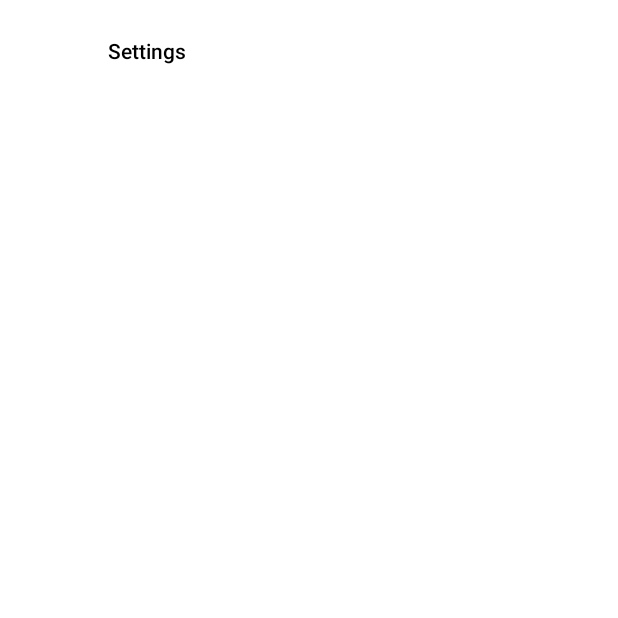
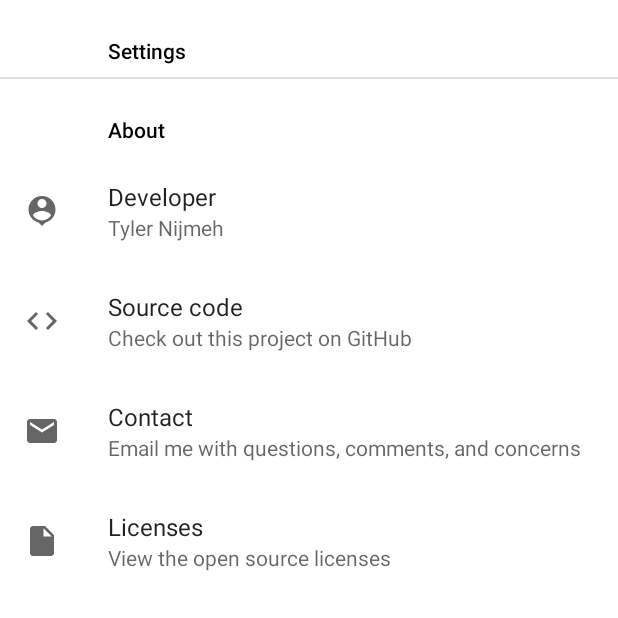
Before and after one commit to tytydraco/Purr, an Android app: the SettingsPreferenceFragment screen opened directly, with no data from a screen before it, on a phone screen of 412 x 824 dp, the top half of it. Before the commit the part shown is almost empty. Run offline under Robolectric (Android 15) with nearby library versions, the phone set to English and light mode, and no system bars; our stand-ins replace androidx.preference.

Commit message:
Add settings functionality
Signed-off-by: tytydraco <tylernij@gmail.com>

```diff
--- a/app/src/main/java/com/draco/sated/fragments/SettingsPreferenceFragment.kt
+++ b/app/src/main/java/com/draco/sated/fragments/SettingsPreferenceFragment.kt
@@ -1,11 +1,40 @@
 package com.draco.sated.fragments
 
+import android.content.Intent
+import android.net.Uri
 import android.os.Bundle
+import androidx.preference.Preference
 import androidx.preference.PreferenceFragmentCompat
 import com.draco.sated.R
+import com.google.android.gms.oss.licenses.OssLicensesMenuActivity
+import com.google.android.material.snackbar.Snackbar
 
 class SettingsPreferenceFragment : PreferenceFragmentCompat() {
     override fun onCreatePreferences(savedInstanceState: Bundle?, rootKey: String?) {
         setPreferencesFromResource(R.xml.settings, rootKey)
     }
+
+    override fun onPreferenceTreeClick(preference: Preference): Boolean {
+        when (preference.key) {
+            getString(R.string.pref_developer_key) -> openURL(getString(R.string.developer_url))
+            getString(R.string.pref_source_key) -> openURL(getString(R.string.source_url))
+            getString(R.string.pref_contact_key) -> openURL(getString(R.string.contact_url))
+            getString(R.string.pref_licenses_key) -> {
+                val intent = Intent(requireContext(), OssLicensesMenuActivity::class.java)
+                startActivity(intent)
+            }
+            else -> return super.onPreferenceTreeClick(preference)
+        }
+        return true
+    }
+
+    private fun openURL(url: String) {
+        val intent = Intent(Intent.ACTION_VIEW, Uri.parse(url))
+        try {
+            startActivity(intent)
+        } catch (e: Exception) {
+            e.printStackTrace()
+            Snackbar.make(requireView(), getString(R.string.snackbar_intent_failed), Snackbar.LENGTH_SHORT).show()
+        }
+    }
 }
--- /dev/null
+++ b/app/src/main/res/drawable/ic_baseline_code_24.xml
@@ -0,0 +1,10 @@
+<vector xmlns:android="http://schemas.android.com/apk/res/android"
+    android:width="24dp"
+    android:height="24dp"
+    android:viewportWidth="24"
+    android:viewportHeight="24"
+    android:tint="?attr/colorControlNormal">
+  <path
+      android:fillColor="@android:color/white"
+      android:pathData="M9.4,16.6L4.8,12l4.6,-4.6L8,6l-6,6 6,6 1.4,-1.4zM14.6,16.6l4.6,-4.6 -4.6,-4.6L16,6l6,6 -6,6 -1.4,-1.4z"/>
+</vector>
--- /dev/null
+++ b/app/src/main/res/drawable/ic_baseline_email_24.xml
@@ -0,0 +1,10 @@
+<vector xmlns:android="http://schemas.android.com/apk/res/android"
+    android:width="24dp"
+    android:height="24dp"
+    android:viewportWidth="24"
+    android:viewportHeight="24"
+    android:tint="?attr/colorControlNormal">
+  <path
+      android:fillColor="@android:color/white"
+      android:pathData="M20,4L4,4c-1.1,0 -1.99,0.9 -1.99,2L2,18c0,1.1 0.9,2 2,2h16c1.1,0 2,-0.9 2,-2L22,6c0,-1.1 -0.9,-2 -2,-2zM20,8l-8,5 -8,-5L4,6l8,5 8,-5v2z"/>
+</vector>
--- /dev/null
+++ b/app/src/main/res/drawable/ic_baseline_insert_drive_file_24.xml
@@ -0,0 +1,10 @@
+<vector xmlns:android="http://schemas.android.com/apk/res/android"
+    android:width="24dp"
+    android:height="24dp"
+    android:viewportWidth="24"
+    android:viewportHeight="24"
+    android:tint="?attr/colorControlNormal">
+  <path
+      android:fillColor="@android:color/white"
+      android:pathData="M6,2c-1.1,0 -1.99,0.9 -1.99,2L4,20c0,1.1 0.89,2 1.99,2L18,22c1.1,0 2,-0.9 2,-2L20,8l-6,-6L6,2zM13,9L13,3.5L18.5,9L13,9z"/>
+</vector>
--- /dev/null
+++ b/app/src/main/res/drawable/ic_baseline_person_pin_24.xml
@@ -0,0 +1,10 @@
+<vector xmlns:android="http://schemas.android.com/apk/res/android"
+    android:width="24dp"
+    android:height="24dp"
+    android:viewportWidth="24"
+    android:viewportHeight="24"
+    android:tint="?attr/colorControlNormal">
+  <path
+      android:fillColor="@android:color/white"
+      android:pathData="M12,2c-4.97,0 -9,4.03 -9,9 0,4.17 2.84,7.67 6.69,8.69L12,22l2.31,-2.31C18.16,18.67 21,15.17 21,11c0,-4.97 -4.03,-9 -9,-9zM12,4c1.66,0 3,1.34 3,3s-1.34,3 -3,3 -3,-1.34 -3,-3 1.34,-3 3,-3zM12,18.3c-2.5,0 -4.71,-1.28 -6,-3.22 0.03,-1.99 4,-3.08 6,-3.08 1.99,0 5.97,1.09 6,3.08 -1.29,1.94 -3.5,3.22 -6,3.22z"/>
+</vector>
--- a/app/src/main/res/values/strings.xml
+++ b/app/src/main/res/values/strings.xml
@@ -12,9 +12,33 @@
     <string name="verify_message">Let\'s see if this resolution is compatible with your display. Tick all of the boxes in the corners of the screen to continue.</string>
 
     <string name="settings">Settings</string>
+    <string name="about">About</string>
+
     <string name="copied">Copied to clipboard</string>
     <string name="please_wait">Waiting for permission</string>
     <string name="check_all_boxes">Check all boxes to proceed</string>
 
     <string name="sample_image">Sample image</string>
+
+    <string name="snackbar_intent_failed">Could not handle this action</string>
+
+    <string name="developer_url">https://www.github.com/tytydraco</string>
+    <string name="source_url">https://www.github.com/tytydraco/SATED</string>
+    <string name="contact_url">mailto:tylernij@gmail.com</string>
+
+    <string name="pref_developer_title">Developer</string>
+    <string name="pref_developer_summary">Tyler Nijmeh</string>
+    <string name="pref_developer_key">developer</string>
+
+    <string name="pref_source_title">Source code</string>
+    <string name="pref_source_summary">Check out this project on GitHub</string>
+    <string name="pref_source_key">source</string>
+
+    <string name="pref_contact_title">Contact</string>
+    <string name="pref_contact_summary">Email me with questions, comments, and concerns</string>
+    <string name="pref_contact_key">contact</string>
+
+    <string name="pref_licenses_title">Licenses</string>
+    <string name="pref_licenses_summary">View the open source licenses</string>
+    <string name="pref_licenses_key">licenses</string>
 </resources>
--- a/app/src/main/res/xml/settings.xml
+++ b/app/src/main/res/xml/settings.xml
@@ -3,4 +3,26 @@
     <PreferenceCategory android:title="@string/settings">
 
     </PreferenceCategory>
+    <PreferenceCategory android:title="@string/about">
+        <Preference
+            android:title="@string/pref_developer_title"
+            android:summary="@string/pref_developer_summary"
+            android:key="@string/pref_developer_key"
+            android:icon="@drawable/ic_baseline_person_pin_24" />
+        <Preference
+            android:title="@string/pref_source_title"
+            android:summary="@string/pref_source_summary"
+            android:key="@string/pref_source_key"
+            android:icon="@drawable/ic_baseline_code_24" />
+        <Preference
+            android:title="@string/pref_contact_title"
+            android:summary="@string/pref_contact_summary"
+            android:key="@string/pref_contact_key"
+            android:icon="@drawable/ic_baseline_email_24" />
+        <Preference
+            android:title="@string/pref_licenses_title"
+            android:summary="@string/pref_licenses_summary"
+            android:key="@string/pref_licenses_key"
+            android:icon="@drawable/ic_baseline_insert_drive_file_24" />
+    </PreferenceCategory>
 </PreferenceScreen>
```
